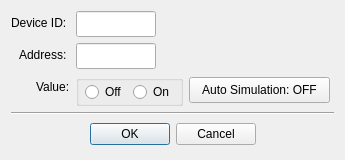
Old version of the form src/dialogs/dialogwritestatusregister.ui in the repository sanny32/OpenModSim.
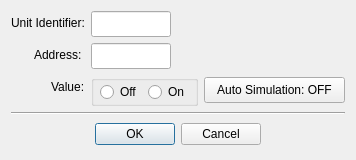
New version of the form. Custom widgets are drawn as their Qt base class.

Commit message: refactor: Rename "Device ID" to "Unit Identifier" across multiple UI components and translations for consistency (#88)

Diff of the .ui file:
```diff
--- a/src/dialogs/dialogwritestatusregister.ui
+++ b/src/dialogs/dialogwritestatusregister.ui
@@ -20,7 +20,7 @@
    <item row="0" column="0">
     <widget class="QLabel" name="labelNode">
      <property name="text">
-      <string>Device ID: </string>
+      <string>Unit Identifier:</string>
      </property>
     </widget>
    </item>
```
The commit also changes 12 other files.
